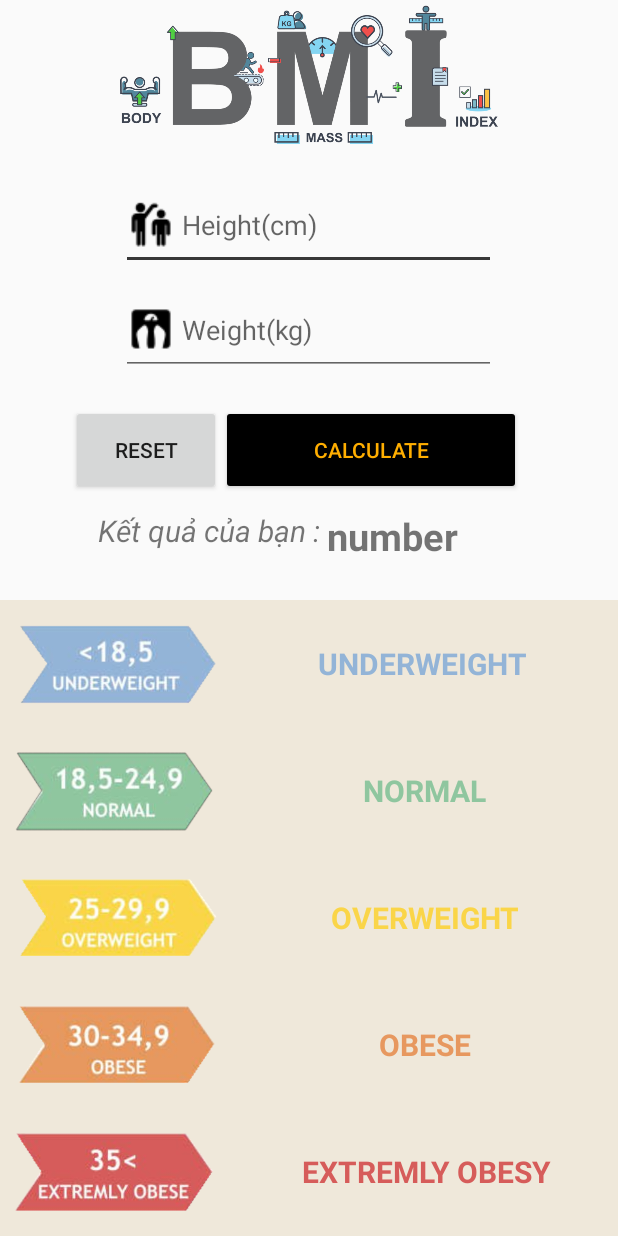
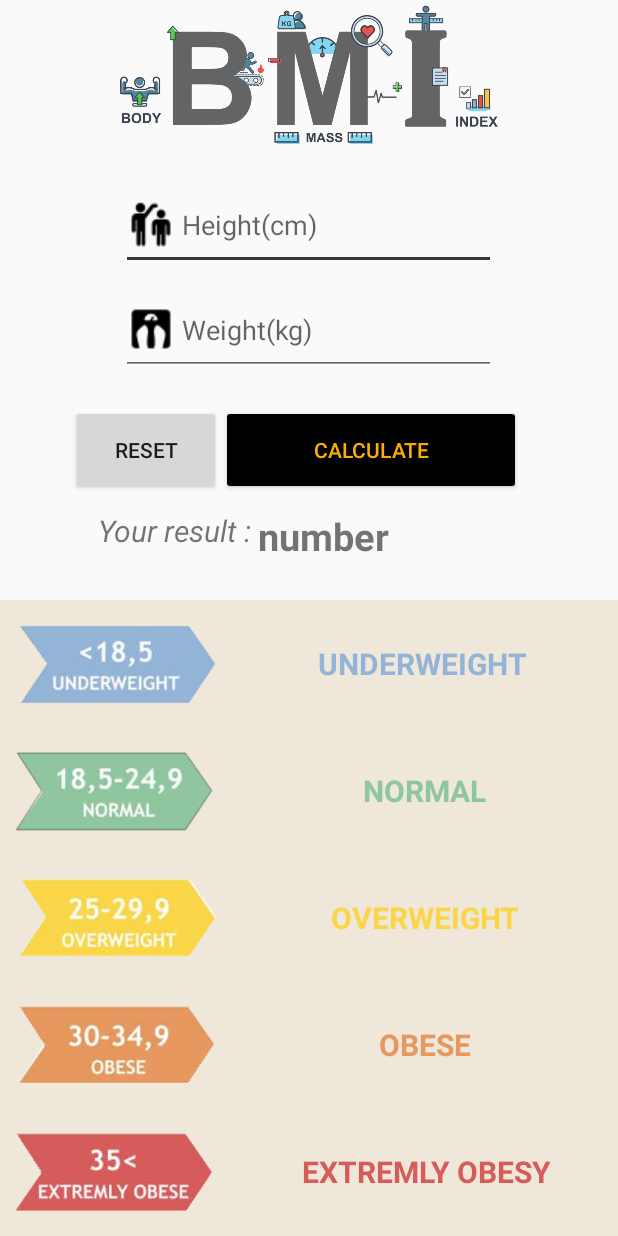
Before and after one commit to lequocbao102000/Android-FitnessApp, an Android app: the layout fragment_b_m_i.xml on its own in the app's theme, with its tools: preview values and no code run, on a phone screen of 412 x 824 dp. Run offline under Robolectric (Android 15) with nearby library versions, the phone set to English and light mode, and no system bars; Roboto replaces fonts that are not available here.

Commit message:
fix language

```diff
--- a/app/src/main/java/com/example/fitnesstest/Class/BMIAdapter.java
+++ b/app/src/main/java/com/example/fitnesstest/Class/BMIAdapter.java
@@ -43,8 +43,8 @@ public class BMIAdapter extends ArrayAdapter<BMI> {
 
         ImageView.setImageResource(bmi.getHinh());
         textViewbmi.setText("BMI:  " + String.valueOf(bmi.getBmi()));
-        textViewcao.setText("-Chiều cao-\n "+String.valueOf(bmi.getCao())+" cm");
-        textViewnang.setText("-Cân nặng-\n"+String.valueOf(bmi.getNang())+" kg");
+        textViewcao.setText("-Height-\n "+String.valueOf(bmi.getCao())+" cm");
+        textViewnang.setText("-Weight-\n"+String.valueOf(bmi.getNang())+" kg");
 
         return convertView;
     }
--- a/app/src/main/res/layout/fragment_b_m_i.xml
+++ b/app/src/main/res/layout/fragment_b_m_i.xml
@@ -56,7 +56,7 @@
             android:id="@+id/lblketqua"
             android:layout_width="wrap_content"
             android:layout_height="wrap_content"
-            android:text="Kết quả của bạn : "
+            android:text="Your result : "
             android:layout_below="@id/btnreset"
             android:layout_marginTop="10dp"
             android:layout_marginLeft="65dp"
```
